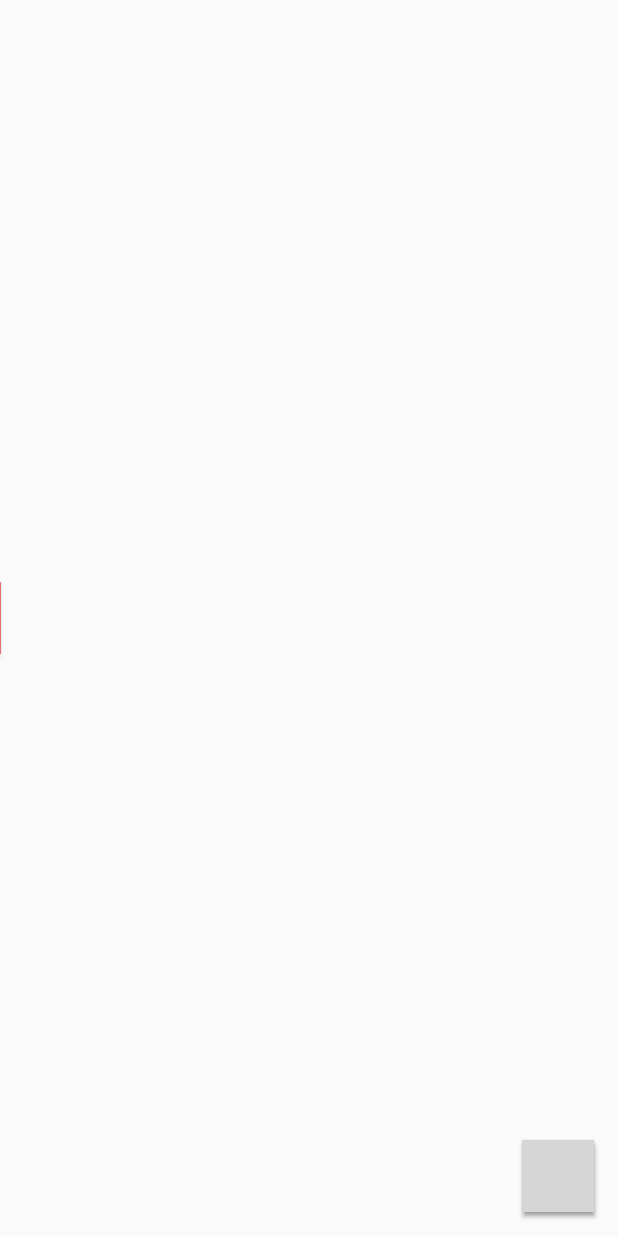
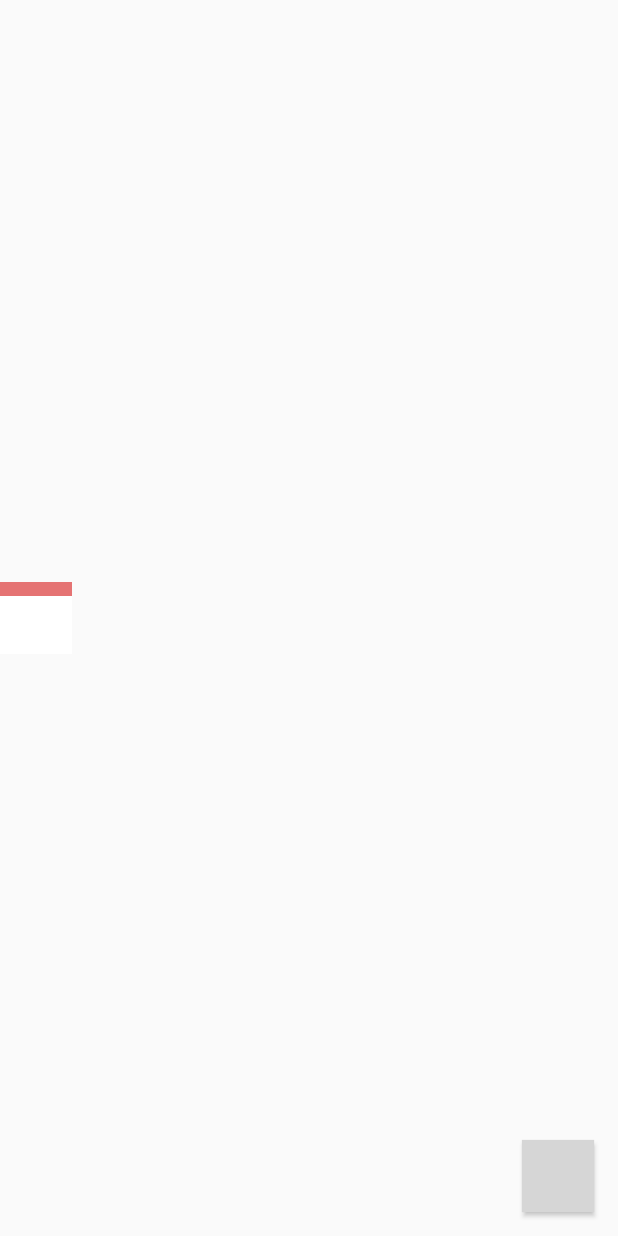
Before and after one commit to StGcontents/KoteBook, an Android app: the layout fragment_edit.xml on its own in the app's theme, with its tools: preview values and no code run, on a phone screen of 412 x 824 dp. Run offline under Robolectric (Android 15) with nearby library versions, the phone set to English and light mode, and no system bars; grey boxes are pictures that could not be loaded.

Commit message:
Simplified EditFragment layout

```diff
--- a/app/src/main/res/layout/fragment_audio.xml
+++ b/app/src/main/res/layout/fragment_edit.xml
@@ -41,15 +41,7 @@
             android:textSize="@dimen/note_title_sp"/>
     </FrameLayout>
 
-    <com.stgi.kotebook.CassettePlayerView
-        android:id="@+id/playerView"
-        app:layout_constraintEnd_toEndOf="@+id/fakeView"
-        app:layout_constraintStart_toStartOf="@+id/fakeView"
-        app:layout_constraintBottom_toBottomOf="@+id/fakeView"
-        android:layout_marginStart="16dp"
-        android:layout_marginEnd="16dp"
-        android:layout_width="0dp"
-        android:layout_height="0dp" />
+    <!-- here was text editor -->
 
     <View
         android:id="@+id/paletteMask"
@@ -86,13 +78,39 @@
 
     <DatePicker
         android:id="@+id/datePicker"
+        android:layout_width="0dp"
+        android:layout_height="wrap_content"
+        android:elevation="2dp"
+        android:background="@android:color/white"
+        app:layout_constraintStart_toStartOf="parent"
+        app:layout_constraintBottom_toBottomOf="parent"
+        app:layout_constraintTop_toTopOf="parent"
+        app:layout_constraintEnd_toEndOf="parent"
+        app:layout_constraintWidth_percent="0.8"
+        android:visibility="gone"/>
+
+    <LinearLayout
+        android:id="@+id/datePickerMask"
         android:layout_width="48dp"
         android:layout_height="48dp"
         android:elevation="2dp"
-        android:background="@android:color/white"
+        android:orientation="vertical"
         app:layout_constraintBottom_toBottomOf="parent"
         app:layout_constraintTop_toTopOf="parent"
-        app:layout_constraintEnd_toStartOf="parent" />
+        tools:ignore="MissingConstraints">
+
+        <View
+            android:layout_width="match_parent"
+            android:layout_height="0dp"
+            android:background="@color/colorAccent"
+            android:layout_weight="1" />
+
+        <View
+            android:layout_width="match_parent"
+            android:layout_height="0dp"
+            android:background="@android:color/white"
+            android:layout_weight="4" />
+    </LinearLayout>
 
     <com.stgi.kotebook.ClockButton
         android:id="@+id/alarmButton"
@@ -105,54 +123,18 @@
         app:layout_constraintEnd_toEndOf="parent">
     </com.stgi.kotebook.ClockButton>
 
-    <!--ImageButton
-        android:id="@+id/alarmButton"
-        android:layout_width="@dimen/fab_size"
-        android:layout_height="@dimen/fab_size"
-        android:layout_margin="@dimen/fab_margin"
-        android:background="@drawable/circle"
-        android:contentDescription="@null"
-        android:src="@drawable/alarm"
-        android:elevation="2dp"
-        android:foreground="@drawable/circular_ripple"
-        app:layout_constraintBottom_toBottomOf="parent"
-        app:layout_constraintEnd_toEndOf="parent"/>
-
-    <com.stgi.kotebook.ClockView
-        android:id="@+id/clockView"
-        android:layout_height="0dp"
-        android:layout_width="0dp"
-        android:elevation="2dp"
-        android:background="@null"
-        app:layout_constraintTop_toTopOf="@id/alarmButton"
-        app:layout_constraintBottom_toBottomOf="@id/alarmButton"
-        app:layout_constraintStart_toStartOf="@id/alarmButton"
-        app:layout_constraintEnd_toEndOf="@id/alarmButton"/-->
-
-    <ImageButton
-        android:id="@+id/fakeButton"
-        android:layout_width="@dimen/fab_size"
-        android:layout_height="@dimen/fab_size"
-        android:layout_margin="@dimen/fab_margin"
-        android:background="@drawable/circle"
-        android:contentDescription="@null"
-        android:elevation="2dp"
-        android:focusable="false"
-        app:layout_constraintBottom_toBottomOf="parent"
-        app:layout_constraintEnd_toEndOf="parent"/>
-
     <androidx.constraintlayout.widget.Guideline
         android:id="@+id/leftGuideline"
         android:layout_width="0dp"
         android:layout_height="0dp"
         android:orientation="vertical"
-        app:layout_constraintGuide_begin="-32dp"/>
+        app:layout_constraintGuide_begin="20dp"/>
 
     <androidx.constraintlayout.widget.Guideline
         android:id="@+id/rightGuideline"
         android:layout_width="0dp"
         android:layout_height="0dp"
         android:orientation="vertical"
-        app:layout_constraintGuide_end="-32dp"/>
+        app:layout_constraintGuide_end="20dp"/>
 
-</androidx.constraintlayout.widget.ConstraintLayout>
+    </androidx.constraintlayout.widget.ConstraintLayout>
```
Also changed, not shown: app/src/main/java/com/stgi/kotebook/EditFragment.kt (+50 -52 lines), app/src/main/res/layout/fragment_writing.xml (deleted, +0 -173 lines), app/src/main/res/layout/layout_bullets_fab.xml (added, +14 -0 lines), app/src/main/res/layout/layout_cassette.xml (added, +11 -0 lines), app/src/main/res/layout/layout_text_editor.xml (added, +24 -0 lines).
